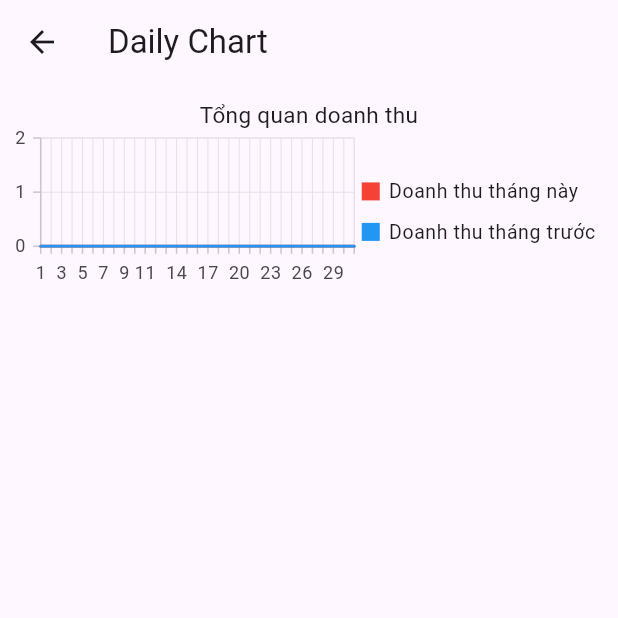
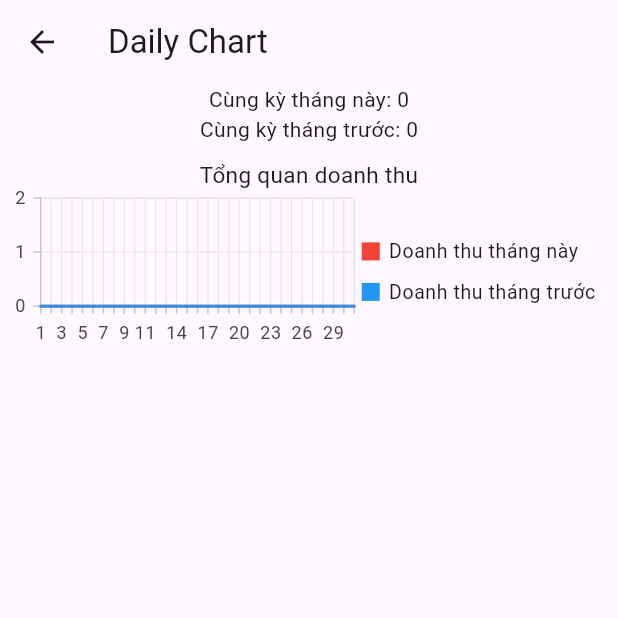
Before and after one commit to haotranthien95/reetro_analyst_app, a Flutter app: the DailyChartScreen screen opened directly, on a phone screen of 412 x 824 dp, the top half of it. Run offline on Flutter 3.47's test engine with Material 3 defaults, Android fonts, the phone set to English and light mode, and no system bars; our stand-ins replace dio, get_it, retrofit, shared_preferences, syncfusion_flutter_charts; accounts and stored records are empty; generated files the repository leaves out were written again; network calls fail.

Commit message:
Add monthly statistics fetching and update chart display for current and last month

```diff
--- a/lib/presentation/daily_chart/daily_chart_screen.dart
+++ b/lib/presentation/daily_chart/daily_chart_screen.dart
@@ -23,6 +23,8 @@ class _DailyChartScreenState extends State<DailyChartScreen> {
       List.generate(31, (index) => ChartData(index + 1, 0.0));
   List<ChartData> chartSampleLastMonth =
       List.generate(31, (index) => ChartData(index + 1, 0.0));
+  int totalThisMonth = 0;
+  int totalLastMonth = 0;
 
   bool loading = true;
 
@@ -86,6 +88,29 @@ class _DailyChartScreenState extends State<DailyChartScreen> {
     });
   }
 
+  _getMonthlyStats(String today) {
+    setState(() {
+      loading = true;
+    });
+    di.get<ChartRepository>().getMonthlyStats(today).then((value) {
+      value.fold((l) {
+        setState(() {
+          totalThisMonth = l.totalThisMonth;
+          totalLastMonth = l.totalLastMonth;
+          loading = false;
+        });
+      }, (r) {
+        setState(() {
+          loading = false;
+        });
+      });
+    }).catchError((e) {
+      setState(() {
+        loading = false;
+      });
+    });
+  }
+
   @override
   Widget build(BuildContext context) {
     return Scaffold(
@@ -93,7 +118,13 @@ class _DailyChartScreenState extends State<DailyChartScreen> {
         title: const Text("Daily Chart"),
       ),
       body: Material(
-        child: Container(
+        child: Column(
+          children: [
+            Text(
+                "Cùng kỳ tháng này: ${numberFormatter.format(totalThisMonth)}"),
+            Text(
+                "Cùng kỳ tháng trước: ${numberFormatter.format(totalLastMonth)}"),
+            Container(
               width: double.infinity,
               child: AspectRatio(
                 aspectRatio: 20 / 7,
@@ -109,8 +140,8 @@ class _DailyChartScreenState extends State<DailyChartScreen> {
                     duration: 3000,
                   ),
                   onTooltipRender: (TooltipArgs args) {
-                args.text = numberFormatter
-                    .format(args.dataPoints?[(args.pointIndex ?? 0).toInt()].y);
+                    args.text = numberFormatter.format(
+                        args.dataPoints?[(args.pointIndex ?? 0).toInt()].y);
                   },
                   primaryXAxis: const NumericAxis(
                     minimum: 1,
@@ -139,6 +170,8 @@ class _DailyChartScreenState extends State<DailyChartScreen> {
                 ),
               ),
             ),
+          ],
+        ),
       ),
     );
   }
@@ -155,6 +188,7 @@ class _DailyChartScreenState extends State<DailyChartScreen> {
         "${d.year.toString().padLeft(4, '0')}-${d.month.toString().padLeft(2, '0')}-${d.day.toString().padLeft(2, '0')}";
     _getThisMonthChart(format(thisMonthFirst), format(thisMonthLast));
     _getLastMonthChart(format(lastMonthFirst), format(lastMonthLast));
+    _getMonthlyStats(format(now));
   }
 }
 
--- a/lib/repositories/chart_repository.dart
+++ b/lib/repositories/chart_repository.dart
@@ -2,6 +2,7 @@ import 'package:dio/dio.dart';
 import 'package:reetro_analyst_app/core/network/base_repository.dart';
 import 'package:reetro_analyst_app/helper/either.dart';
 import 'package:reetro_analyst_app/model/daily_stat.dart';
+import 'package:reetro_analyst_app/model/partial_monthly_stat_model.dart';
 import 'package:reetro_analyst_app/service_api/chart_service_api.dart';
 
 class ChartRepository extends BaseRepository {
@@ -16,4 +17,9 @@ class ChartRepository extends BaseRepository {
     return safeCall(
         () => _chartApiService.getDailyStats(start: start, end: end));
   }
+
+  Future<Either<PartialMonthlyStatModel, Exception>> getMonthlyStats(
+      String today) async {
+    return safeCall(() => _chartApiService.getMonthlyStats(today: today));
+  }
 }
--- a/lib/service_api/chart_service_api.dart
+++ b/lib/service_api/chart_service_api.dart
@@ -1,5 +1,6 @@
 import 'package:dio/dio.dart';
 import 'package:reetro_analyst_app/model/daily_stat.dart';
+import 'package:reetro_analyst_app/model/partial_monthly_stat_model.dart';
 import 'package:retrofit/retrofit.dart';
 part 'chart_service_api.g.dart';
 
@@ -16,4 +17,10 @@ abstract class ChartApiService {
     /// end (YYYY-MM-DD)
     @Query("end") required String end,
   });
+
+  @GET("/api/stats/partial-monthly")
+  Future<PartialMonthlyStatModel> getMonthlyStats({
+    /// today (YYYY-MM-DD)
+    @Query("today") required String today,
+  });
 }
```
Also changed, not shown: lib/service_api/chart_service_api.g.dart. Lines whose indentation alone changed are shown as unchanged.
